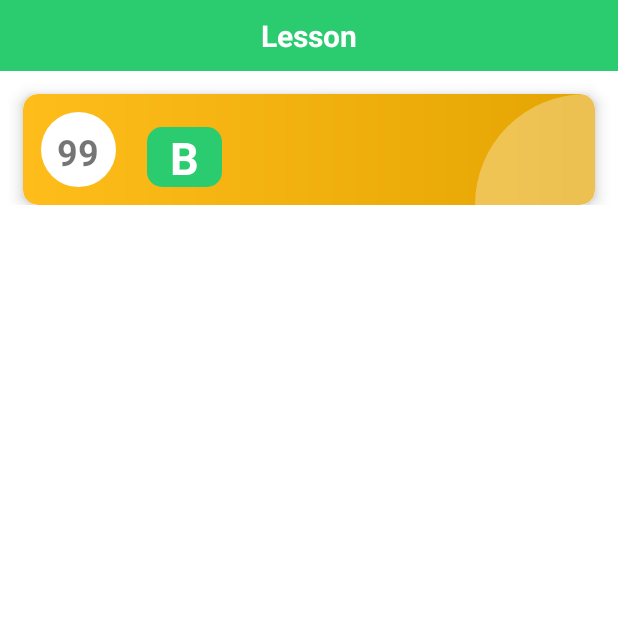
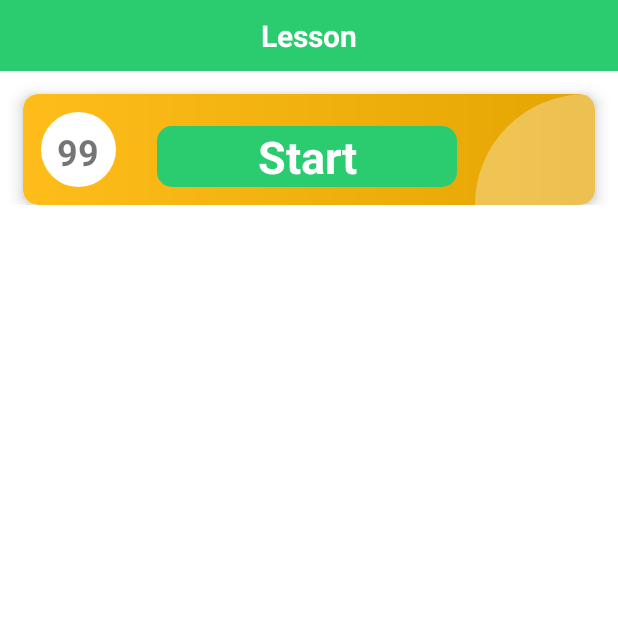
Before and after one commit to PaulPoupe/KPKAudioLibrary, an Android app: the ExercisesTable screen opened directly, with no data from a screen before it, on a phone screen of 412 x 824 dp, the top half of it. Run offline under Robolectric (Android 15) with nearby library versions, the light colour scheme and no system bars; 6 statements that could not run were skipped.

Commit message:
StartButton

```diff
--- a/app/src/main/java/com/example/kpkaudiolibrary/ui/activity/ExercisesTable.java
+++ b/app/src/main/java/com/example/kpkaudiolibrary/ui/activity/ExercisesTable.java
@@ -77,10 +77,15 @@ public class ExercisesTable extends AppCompatActivity {
         LayoutInflater inflater = LayoutInflater.from(this);
 
         for (var part : exercise){
-            View partView = inflater.inflate(R.layout.exercise_part_button, partsRoot, false);
+            View partView;
 
-            TextView partName = partView.findViewById(R.id.exercise_part_button);
-            //partName.setText(part.get())
+            if (!(exercise.getPartsCount() ==1)) {
+                partView = inflater.inflate(R.layout.exercise_part_button, partsRoot, false);
+                TextView partName = partView.findViewById(R.id.exercise_part_button);
+                partName.setText(part.getName());
+            }else{
+                partView = inflater.inflate(R.layout.exercise_start_button, partsRoot, false);
+            }
 
             partView.setOnClickListener(v -> {
                 try {
--- a/app/src/main/res/layout/exercise_item.xml
+++ b/app/src/main/res/layout/exercise_item.xml
@@ -16,6 +16,7 @@
         android:background="@drawable/dashboard_lesson_item_background">
 
         <View
+            android:id="@+id/view_end_background"
             android:layout_width="80dp"
             android:layout_height="0dp"
             android:background="@drawable/end_vie_background"
@@ -45,12 +46,12 @@
             android:id="@+id/part_buttons_root"
             android:layout_width="wrap_content"
             android:layout_height="match_parent"
+            android:layout_marginStart="15dp"
+            android:gravity="center"
             android:orientation="horizontal"
-            android:gravity="center"
-            android:layout_marginStart="15dp"
-            android:layout_marginEnd="2dp"
-            app:layout_constraintStart_toEndOf="@id/exercise_number"
-            app:layout_constraintBottom_toBottomOf="@id/exercise_number"/>
+            app:layout_constraintBottom_toBottomOf="@id/exercise_number"
+            app:layout_constraintEnd_toStartOf="@+id/view_end_background"
+            app:layout_constraintStart_toEndOf="@id/exercise_number" />
     </androidx.constraintlayout.widget.ConstraintLayout>
 
 </androidx.cardview.widget.CardView>
--- a/app/src/main/res/layout/exercise_part_button.xml
+++ b/app/src/main/res/layout/exercise_start_button.xml
@@ -1,13 +1,13 @@
 <TextView
     xmlns:android="http://schemas.android.com/apk/res/android"
     xmlns:app="http://schemas.android.com/apk/res-auto"
-    android:id="@+id/exercise_part_button"
-    android:layout_width="50dp"
-    android:layout_height="40dp"
+    android:id="@+id/exercise_start_button"
+    android:layout_width="200dp"
+    android:layout_height="match_parent"
     android:background="@drawable/exercise_part_item_background"
     android:layout_marginStart="5dp"
     android:layout_marginEnd="5dp"
-    android:text="@string/exercisePartName"
+    android:text="@string/startButton"
     android:textSize="30sp"
     android:textStyle="bold"
     android:textAlignment="center"
--- a/app/src/main/res/values/strings.xml
+++ b/app/src/main/res/values/strings.xml
@@ -14,4 +14,5 @@
     <string name="books">Books</string>
     <string name="exercise_number">99</string>
     <string name="exercisePartName">B</string>
+    <string name="startButton">Start</string>
 </resources>
```
